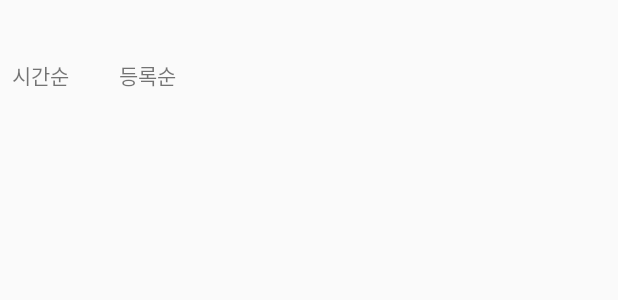
After one commit to PartyGwam/front, an Android app: the layout party_list_sort_popup.xml on its own in the app's theme, with its tools: preview values and no code run, on a phone screen of 412 x 824 dp. The commit adds this screen. Shown: the top 300 px of the screen. Run offline under Robolectric (Android 15) with nearby library versions, the phone set to English and light mode, and no system bars.

Commit message:
메인리스트 spinner -> popup 수정

```diff
--- a/app/src/main/AndroidManifest.xml
+++ b/app/src/main/AndroidManifest.xml
@@ -22,5 +22,7 @@
         <activity android:name=".Join.View.JoinActivity"/>
         <activity android:name=".PartyWrite.View.PartyWriteActivity">
         </activity>
+        <activity android:name=".Main.TabFragment.PartyList.View.PartyListSortPopup"
+            android:theme="@style/Theme.AppCompat.Dialog"/>
     </application>
 </manifest>
--- /dev/null
+++ b/app/src/main/res/layout/party_list_sort_popup.xml
@@ -0,0 +1,37 @@
+<?xml version="1.0" encoding="utf-8"?>
+<android.support.constraint.ConstraintLayout
+    xmlns:android="http://schemas.android.com/apk/res/android"
+    xmlns:app="http://schemas.android.com/apk/res-auto"
+    android:layout_width="150dp"
+    android:layout_height="100dp">
+
+    <TextView
+        android:id="@+id/party_list_sort_popup_time"
+        android:layout_width="wrap_content"
+        android:layout_height="wrap_content"
+        android:layout_marginBottom="8dp"
+        android:layout_marginLeft="8dp"
+        android:layout_marginStart="8dp"
+        android:layout_marginTop="8dp"
+        android:text="시간순"
+        app:layout_constraintBottom_toBottomOf="parent"
+        app:layout_constraintStart_toStartOf="parent"
+        app:layout_constraintTop_toTopOf="parent" />
+
+    <TextView
+        android:id="@+id/party_list_sort_popup_regi"
+        android:layout_width="wrap_content"
+        android:layout_height="wrap_content"
+        android:layout_marginBottom="8dp"
+        android:layout_marginEnd="8dp"
+        android:layout_marginLeft="8dp"
+        android:layout_marginRight="8dp"
+        android:layout_marginStart="8dp"
+        android:layout_marginTop="8dp"
+        android:text="등록순"
+        app:layout_constraintBottom_toBottomOf="parent"
+        app:layout_constraintEnd_toEndOf="parent"
+        app:layout_constraintStart_toEndOf="@+id/party_list_sort_popup_time"
+        app:layout_constraintTop_toTopOf="parent" />
+
+</android.support.constraint.ConstraintLayout>
```
Also changed, not shown: app/src/main/java/com/example/joe/depromeet_partygwam/Main/TabFragment/PartyList/View/PartyListFragment.java (+28 -23 lines), app/src/main/java/com/example/joe/depromeet_partygwam/Main/TabFragment/PartyList/View/PartyListSortPopup.java (added, +38 -0 lines), app/src/main/res/layout/fragment_party_list_main.xml (+20 -4 lines).
